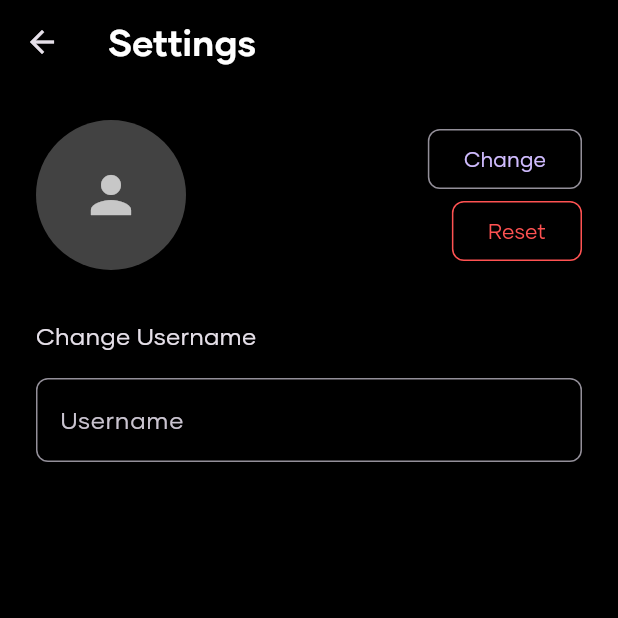
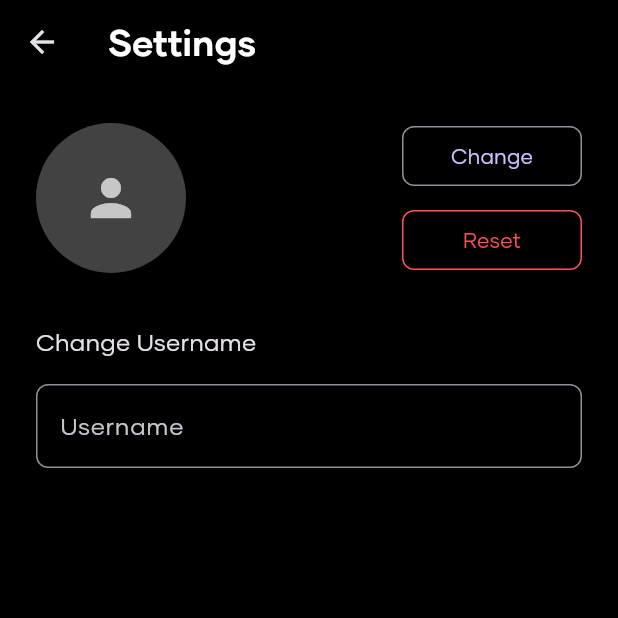
Before and after one commit to LoggingNewMemory/InterKnot, a Flutter app: the SettingsPage screen opened directly, after a tap on "Reset", on a phone screen of 412 x 824 dp, the top half of it. Run offline on Flutter 3.47's test engine with Material 3 defaults, Android fonts, the phone set to English and light mode, and no system bars; our stand-ins replace font_awesome_flutter, image_picker, shared_preferences; missing offline and left inert: flutter_inappwebview; accounts and stored records are empty.

Commit message:
Make the Reset button length same as Change button length

```diff
--- a/interknot/lib/settings.dart
+++ b/interknot/lib/settings.dart
@@ -123,8 +123,11 @@ class _SettingsPageState extends State<SettingsPage> {
                         : null,
                   ),
                   const Spacer(),
-                  Column(
-                    crossAxisAlignment: CrossAxisAlignment.end,
+                  SizedBox(
+                    width: 120, // Set a fixed width for the buttons' container
+                    child: Column(
+                      crossAxisAlignment: CrossAxisAlignment
+                          .stretch, // Make buttons fill the width
                       children: [
                         OutlinedButton(
                           onPressed: _pickImage,
@@ -135,6 +138,8 @@ class _SettingsPageState extends State<SettingsPage> {
                           ),
                           child: const Text('Change'),
                         ),
+                        const SizedBox(
+                            height: 8), // Add spacing between buttons
                         OutlinedButton(
                           onPressed: _resetImage,
                           style: OutlinedButton.styleFrom(
@@ -147,6 +152,7 @@ class _SettingsPageState extends State<SettingsPage> {
                           child: const Text('Reset'),
                         ),
                       ],
+                    ),
                   )
                 ],
               ),
```
Lines whose indentation alone changed are shown as unchanged.
